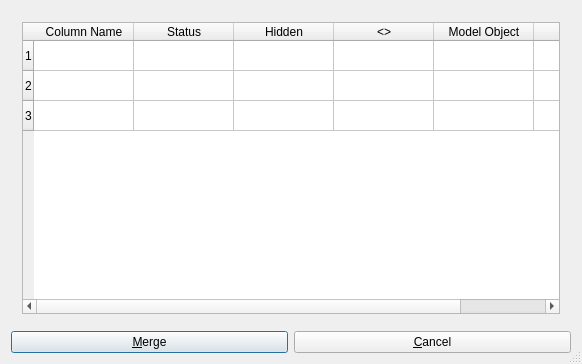
First picture: the form in copasi/UI/CQMergingData.ui, repository copasi/COPASI, before the edit.
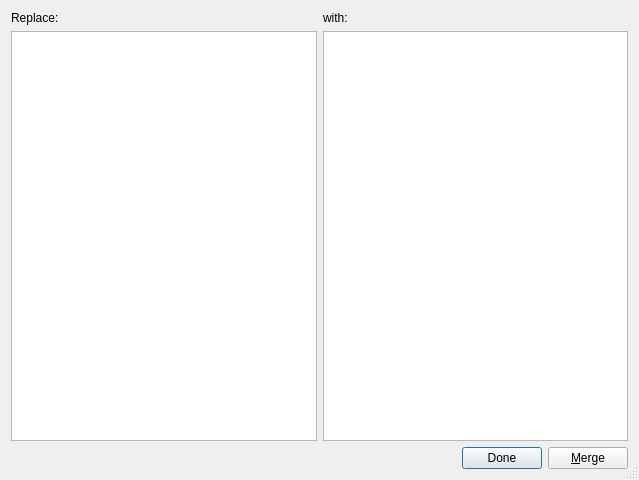
Second picture: the form after the edit. The open tabs and pages were chosen to show the change.

Commit message: remove obsolete code in model merging widget

What changed in the file:
```diff
--- a/copasi/UI/CQMergingData.ui
+++ b/copasi/UI/CQMergingData.ui
@@ -7,8 +7,8 @@
    <rect>
     <x>0</x>
     <y>0</y>
-    <width>582</width>
-    <height>364</height>
+    <width>639</width>
+    <height>480</height>
    </rect>
   </property>
   <property name="windowTitle">
@@ -19,64 +19,6 @@
   </property>
   <layout class="QVBoxLayout" name="verticalLayout">
    <item>
-    <widget class="QStackedWidget" name="mpStack">
-     <property name="currentIndex">
-      <number>1</number>
-     </property>
-     <widget class="QWidget" name="page">
-      <layout class="QVBoxLayout" name="verticalLayout_2">
-       <item>
-        <widget class="QTableWidget" name="mpTable">
-         <row>
-          <property name="text">
-           <string>1</string>
-          </property>
-         </row>
-         <row>
-          <property name="text">
-           <string>2</string>
-          </property>
-         </row>
-         <row>
-          <property name="text">
-           <string>3</string>
-          </property>
-         </row>
-         <column>
-          <property name="text">
-           <string>Column Name</string>
-          </property>
-         </column>
-         <column>
-          <property name="text">
-           <string>Status</string>
-          </property>
-         </column>
-         <column>
-          <property name="text">
-           <string>Hidden</string>
-          </property>
-         </column>
-         <column>
-          <property name="text">
-           <string>&lt;&gt;</string>
-          </property>
-         </column>
-         <column>
-          <property name="text">
-           <string>Model Object</string>
-          </property>
-         </column>
-         <column>
-          <property name="text">
-           <string>Hidden</string>
-          </property>
-         </column>
-        </widget>
-       </item>
-      </layout>
-     </widget>
-     <widget class="QWidget" name="page_2">
       <layout class="QGridLayout" name="gridLayout">
        <item row="0" column="0">
         <widget class="QLabel" name="label">
@@ -94,6 +36,12 @@
        </item>
        <item row="1" column="0">
         <widget class="QTreeWidget" name="mpTree1">
+       <property name="selectionBehavior">
+        <enum>QAbstractItemView::SelectItems</enum>
+       </property>
+       <attribute name="headerVisible">
+        <bool>false</bool>
+       </attribute>
          <column>
           <property name="text">
            <string notr="true">1</string>
@@ -103,6 +51,9 @@
        </item>
        <item row="1" column="1">
         <widget class="QTreeWidget" name="mpTree2">
+       <attribute name="headerVisible">
+        <bool>false</bool>
+       </attribute>
          <column>
           <property name="text">
            <string notr="true">1</string>
@@ -111,11 +62,32 @@
         </widget>
        </item>
       </layout>
-     </widget>
-    </widget>
    </item>
    <item>
     <layout class="QHBoxLayout" name="_2">
+     <item>
+      <spacer name="horizontalSpacer">
+       <property name="orientation">
+        <enum>Qt::Horizontal</enum>
+       </property>
+       <property name="sizeHint" stdset="0">
+        <size>
+         <width>40</width>
+         <height>20</height>
+        </size>
+       </property>
+      </spacer>
+     </item>
+     <item>
+      <widget class="QPushButton" name="mpBtnCancel">
+       <property name="text">
+        <string>Done</string>
+       </property>
+       <property name="shortcut">
+        <string>Alt+C</string>
+       </property>
+      </widget>
+     </item>
      <item>
       <widget class="QPushButton" name="mpBtnMerge">
        <property name="text">
@@ -126,16 +98,6 @@
        </property>
       </widget>
      </item>
-     <item>
-      <widget class="QPushButton" name="mpBtnCancel">
-       <property name="text">
-        <string>&amp;Cancel</string>
-       </property>
-       <property name="shortcut">
-        <string>Alt+C</string>
-       </property>
-      </widget>
-     </item>
     </layout>
    </item>
   </layout>
```
Left out of the diff: 6 changed lines with no effect on the pictures. Lines whose indentation alone changed are shown as unchanged. The commit also changes 2 other files.
